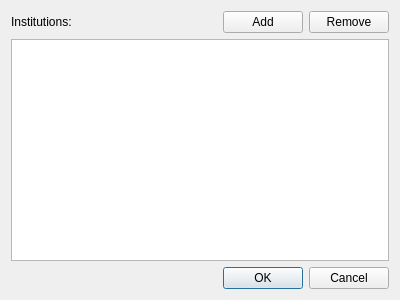
Old version of the form src/ui/institutionsdialog.ui in the repository KindVador/Accountancy.
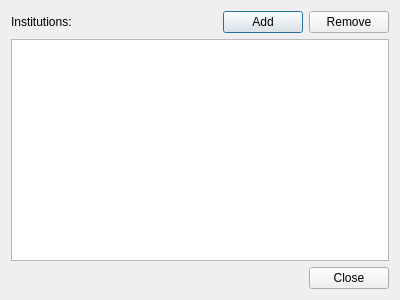
New version of the form.

Commit message: use only "Close" button for Currencies and Institutions dialogs

The edit to the form file:
```diff
--- a/src/ui/institutionsdialog.ui
+++ b/src/ui/institutionsdialog.ui
@@ -58,7 +58,7 @@
    <item>
     <widget class="QDialogButtonBox" name="buttonBox">
      <property name="standardButtons">
-      <set>QDialogButtonBox::Cancel|QDialogButtonBox::Ok</set>
+      <set>QDialogButtonBox::Close</set>
      </property>
     </widget>
    </item>
```
The commit also changes 1 other file.
